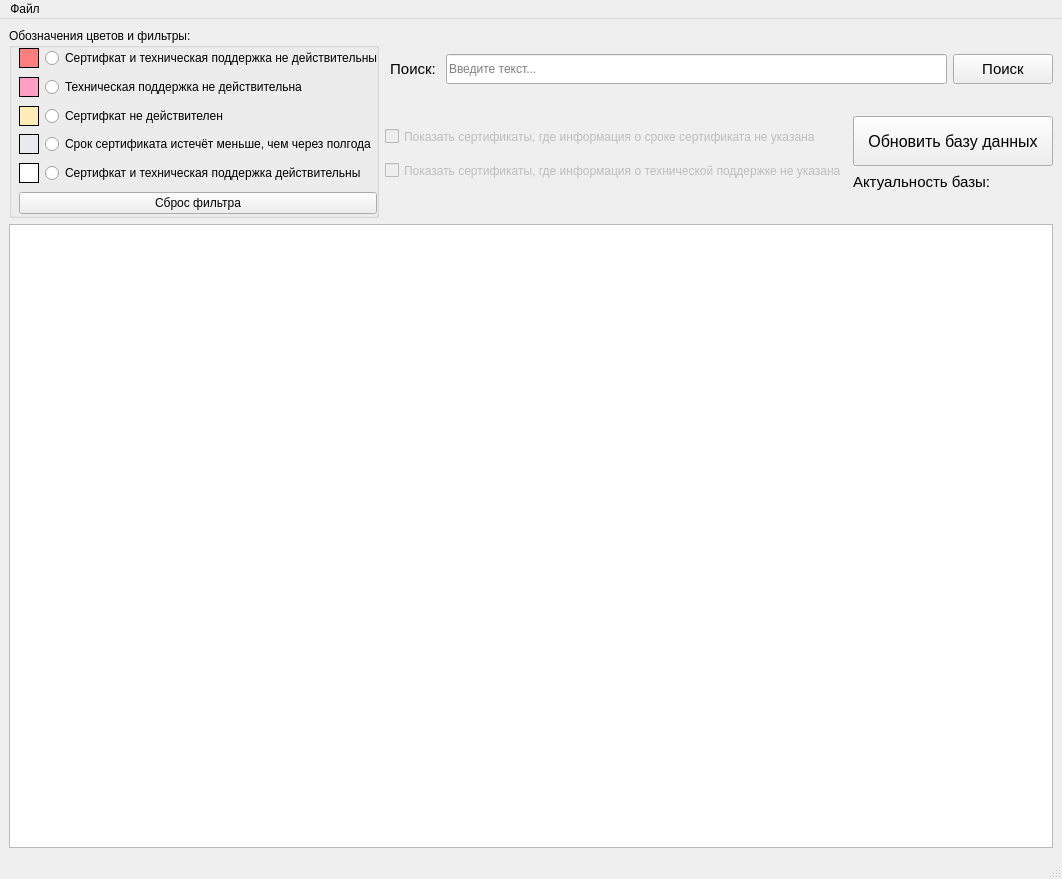
Above: AppCertificates/tableview.ui from Kyraas/work before the change. Below: the same form after it.
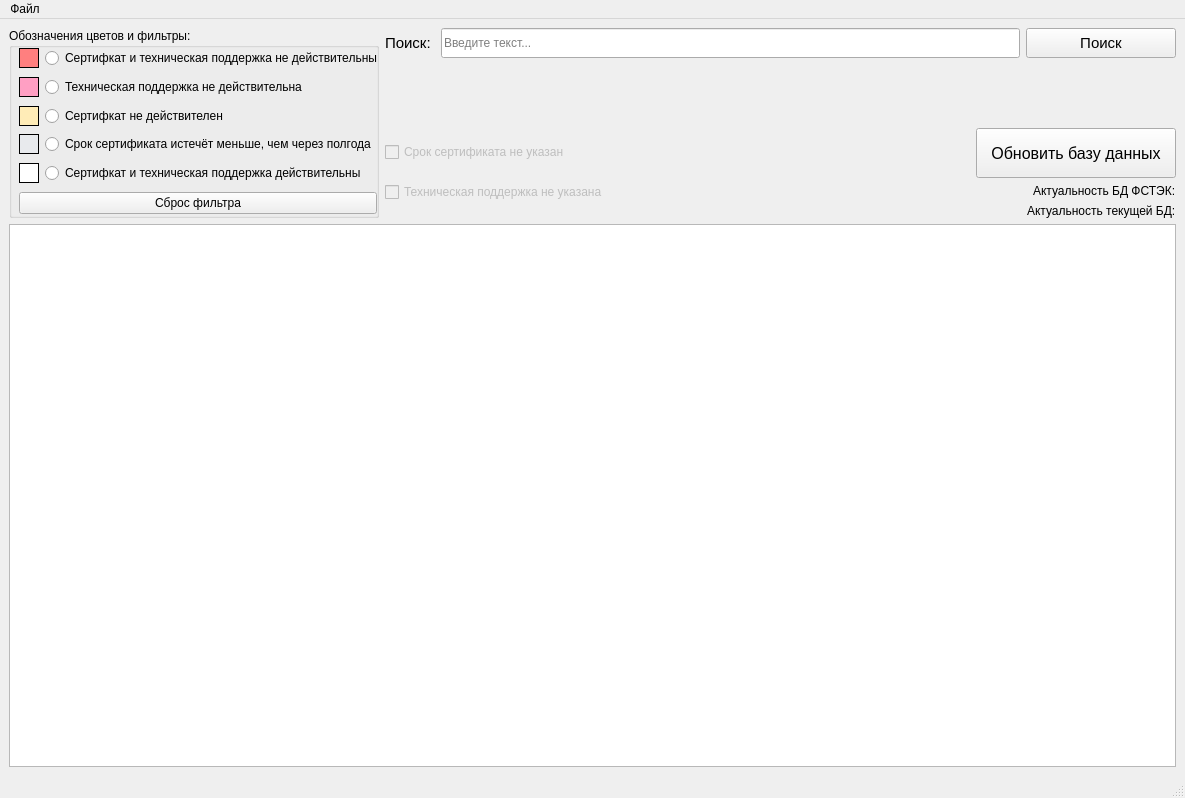
That is the form after the change.

Commit message: added actual date

Diff of the .ui file:
```diff
--- a/AppCertificates/tableview.ui
+++ b/AppCertificates/tableview.ui
@@ -6,8 +6,8 @@
    <rect>
     <x>0</x>
     <y>0</y>
-    <width>1062</width>
-    <height>879</height>
+    <width>1185</width>
+    <height>798</height>
    </rect>
   </property>
   <property name="windowTitle">
@@ -15,7 +15,161 @@
   </property>
   <widget class="QWidget" name="centralwidget">
    <layout class="QGridLayout" name="gridLayout">
-    <item row="0" column="0">
+    <item row="2" column="0" colspan="3">
+     <widget class="QTableView" name="tableView">
+      <property name="minimumSize">
+       <size>
+        <width>0</width>
+        <height>0</height>
+       </size>
+      </property>
+      <property name="lineWidth">
+       <number>3</number>
+      </property>
+      <property name="sizeAdjustPolicy">
+       <enum>QAbstractScrollArea::AdjustToContents</enum>
+      </property>
+      <property name="editTriggers">
+       <set>QAbstractItemView::NoEditTriggers</set>
+      </property>
+      <property name="selectionBehavior">
+       <enum>QAbstractItemView::SelectRows</enum>
+      </property>
+     </widget>
+    </item>
+    <item row="1" column="1">
+     <layout class="QVBoxLayout" name="verticalLayout">
+      <item>
+       <widget class="QCheckBox" name="checkBox_date">
+        <property name="enabled">
+         <bool>false</bool>
+        </property>
+        <property name="minimumSize">
+         <size>
+          <width>0</width>
+          <height>0</height>
+         </size>
+        </property>
+        <property name="maximumSize">
+         <size>
+          <width>300</width>
+          <height>16777215</height>
+         </size>
+        </property>
+        <property name="toolTip">
+         <string>Флаги, применительные только к действительным сертификатам</string>
+        </property>
+        <property name="text">
+         <string>Срок сертификата не указан</string>
+        </property>
+       </widget>
+      </item>
+      <item>
+       <widget class="QCheckBox" name="checkBox_sup">
+        <property name="enabled">
+         <bool>false</bool>
+        </property>
+        <property name="minimumSize">
+         <size>
+          <width>0</width>
+          <height>0</height>
+         </size>
+        </property>
+        <property name="maximumSize">
+         <size>
+          <width>16777215</width>
+          <height>16777215</height>
+         </size>
+        </property>
+        <property name="toolTip">
+         <string>Флаги, применительные только к действительным сертификатам</string>
+        </property>
+        <property name="text">
+         <string>Техническая поддержка не указана</string>
+        </property>
+       </widget>
+      </item>
+     </layout>
+    </item>
+    <item row="0" column="1" colspan="2">
+     <layout class="QHBoxLayout" name="horizontalLayout">
+      <item alignment="Qt::AlignTop">
+       <widget class="QLabel" name="label">
+        <property name="minimumSize">
+         <size>
+          <width>0</width>
+          <height>30</height>
+         </size>
+        </property>
+        <property name="maximumSize">
+         <size>
+          <width>50</width>
+          <height>16777215</height>
+         </size>
+        </property>
+        <property name="lineWidth">
+         <number>5</number>
+        </property>
+        <property name="text">
+         <string>&lt;html&gt;&lt;head/&gt;&lt;body&gt;&lt;p&gt;&lt;span style=&quot; font-size:11pt;&quot;&gt;Поиск: &lt;/span&gt;&lt;/p&gt;&lt;/body&gt;&lt;/html&gt;</string>
+        </property>
+       </widget>
+      </item>
+      <item alignment="Qt::AlignTop">
+       <widget class="QLineEdit" name="searchBar">
+        <property name="minimumSize">
+         <size>
+          <width>0</width>
+          <height>30</height>
+         </size>
+        </property>
+        <property name="maximumSize">
+         <size>
+          <width>16777215</width>
+          <height>30</height>
+         </size>
+        </property>
+        <property name="toolTip">
+         <string>&lt;html&gt;&lt;head/&gt;&lt;body&gt;&lt;p&gt;Поле для ввода искомой информации&lt;/p&gt;&lt;/body&gt;&lt;/html&gt;</string>
+        </property>
+        <property name="text">
+         <string/>
+        </property>
+        <property name="placeholderText">
+         <string>Введите текст...</string>
+        </property>
+        <property name="clearButtonEnabled">
+         <bool>true</bool>
+        </property>
+       </widget>
+      </item>
+      <item alignment="Qt::AlignTop">
+       <widget class="QPushButton" name="searchButton">
+        <property name="minimumSize">
+         <size>
+          <width>150</width>
+          <height>30</height>
+         </size>
+        </property>
+        <property name="maximumSize">
+         <size>
+          <width>16777215</width>
+          <height>16777215</height>
+         </size>
+        </property>
+        <property name="font">
+         <font>
+          <pointsize>11</pointsize>
+         </font>
+        </property>
+        <property name="text">
+         <string>Поиск</string>
+        </property>
+       </widget>
+      </item>
+     </layout>
+    </item>
+    <item row="0" column="0" rowspan="2">
      <widget class="QGroupBox" name="groupBox">
       <property name="minimumSize">
        <size>
@@ -23,6 +177,12 @@
         <height>190</height>
        </size>
       </property>
+      <property name="maximumSize">
+       <size>
+        <width>370</width>
+        <height>16777215</height>
+       </size>
+      </property>
       <property name="title">
        <string>Обозначения цветов и фильтры:</string>
       </property>
@@ -260,206 +420,61 @@
       </widget>
      </widget>
     </item>
-    <item row="0" column="1">
-     <layout class="QVBoxLayout" name="verticalLayout">
-      <item>
-       <layout class="QHBoxLayout" name="horizontalLayout">
-        <property name="sizeConstraint">
-         <enum>QLayout::SetDefaultConstraint</enum>
+    <item row="1" column="2">
+     <layout class="QVBoxLayout" name="verticalLayout_2">
+      <item alignment="Qt::AlignRight">
+       <widget class="QPushButton" name="refreshButton">
+        <property name="minimumSize">
+         <size>
+          <width>200</width>
+          <height>50</height>
+         </size>
         </property>
-        <item>
-         <widget class="QLabel" name="label">
-          <property name="minimumSize">
-           <size>
-            <width>55</width>
-            <height>30</height>
-           </size>
-          </property>
-          <property name="lineWidth">
-           <number>5</number>
-          </property>
-          <property name="text">
-           <string>&lt;html&gt;&lt;head/&gt;&lt;body&gt;&lt;p align=&quot;right&quot;&gt;&lt;span style=&quot; font-size:11pt;&quot;&gt;Поиск: &lt;/span&gt;&lt;/p&gt;&lt;/body&gt;&lt;/html&gt;</string>
-          </property>
-         </widget>
-        </item>
-        <item>
-         <widget class="QLineEdit" name="searchBar">
-          <property name="minimumSize">
-           <size>
-            <width>0</width>
-            <height>30</height>
-           </size>
-          </property>
-          <property name="toolTip">
-           <string>&lt;html&gt;&lt;head/&gt;&lt;body&gt;&lt;p&gt;Поле для ввода искомой информации&lt;/p&gt;&lt;/body&gt;&lt;/html&gt;</string>
-          </property>
-          <property name="text">
-           <string/>
-          </property>
-          <property name="placeholderText">
-           <string>Введите текст...</string>
-          </property>
-          <property name="clearButtonEnabled">
-           <bool>true</bool>
-          </property>
-         </widget>
-        </item>
-        <item>
-         <widget class="QPushButton" name="searchButton">
-          <property name="minimumSize">
-           <size>
-            <width>100</width>
-            <height>30</height>
-           </size>
-          </property>
-          <property name="font">
-           <font>
-            <pointsize>11</pointsize>
-           </font>
-          </property>
-          <property name="text">
-           <string>Поиск</string>
-          </property>
-         </widget>
-        </item>
-       </layout>
+        <property name="maximumSize">
+         <size>
+          <width>450</width>
+          <height>16777215</height>
+         </size>
+        </property>
+        <property name="font">
+         <font>
+          <pointsize>12</pointsize>
+         </font>
+        </property>
+        <property name="toolTip">
+         <string>Требуется интернет-соединение</string>
+        </property>
+        <property name="text">
+         <string>Обновить базу данных</string>
+        </property>
+       </widget>
       </item>
-      <item>
-       <layout class="QHBoxLayout" name="horizontalLayout_2">
-        <item>
-         <layout class="QGridLayout" name="gridLayout_2">
-          <item row="0" column="0">
-           <widget class="QCheckBox" name="checkBox_date">
-            <property name="enabled">
-             <bool>false</bool>
-            </property>
-            <property name="minimumSize">
-             <size>
-              <width>426</width>
-              <height>15</height>
-             </size>
-            </property>
-            <property name="maximumSize">
-             <size>
-              <width>16777215</width>
-              <height>15</height>
-             </size>
-            </property>
-            <property name="toolTip">
-             <string>Флаги, применительные только к действительным сертификатам</string>
-            </property>
-            <property name="text">
-             <string>Показать сертификаты, где информация о сроке сертификата не указана</string>
-            </property>
-           </widget>
-          </item>
-          <item row="1" column="0">
-           <widget class="QCheckBox" name="checkBox_sup">
-            <property name="enabled">
-             <bool>false</bool>
-            </property>
-            <property name="minimumSize">
-             <size>
-              <width>454</width>
-              <height>15</height>
-             </size>
-            </property>
-            <property name="maximumSize">
-             <size>
-              <width>16777215</width>
-              <height>15</height>
-             </size>
-            </property>
-            <property name="toolTip">
-             <string>Флаги, применительные только к действительным сертификатам</string>
-            </property>
-            <property name="text">
-             <string>Показать сертификаты, где информация о технической поддержке не указана</string>
-            </property>
-           </widget>
-          </item>
-         </layout>
-        </item>
-        <item>
-         <layout class="QGridLayout" name="gridLayout_3">
-          <item row="0" column="0">
-           <widget class="QPushButton" name="refreshButton">
-            <property name="minimumSize">
-             <size>
-              <width>200</width>
-              <height>50</height>
-             </size>
-            </property>
-            <property name="maximumSize">
-             <size>
-              <width>200</width>
-              <height>50</height>
-             </size>
-            </property>
-            <property name="font">
-             <font>
-              <pointsize>12</pointsize>
-             </font>
-            </property>
-            <property name="toolTip">
-             <string>Требуется интернет-соединение</string>
-            </property>
-            <property name="text">
-             <string>Обновить базу данных</string>
-            </property>
-           </widget>
-          </item>
-          <item row="1" column="0">
-           <widget class="QLabel" name="last_update_date">
-            <property name="minimumSize">
-             <size>
-              <width>0</width>
-              <height>0</height>
-             </size>
-            </property>
-            <property name="maximumSize">
-             <size>
-              <width>16777215</width>
-              <height>20</height>
-             </size>
-            </property>
-            <property name="toolTip">
-             <string>Последнее обновление таблицы</string>
-            </property>
-            <property name="text">
-             <string>&lt;html&gt;&lt;head/&gt;&lt;body&gt;&lt;p&gt;&lt;span style=&quot; font-size:11pt;&quot;&gt;Актуальность базы:&lt;/span&gt;&lt;/p&gt;&lt;/body&gt;&lt;/html&gt;</string>
-            </property>
-           </widget>
-          </item>
-         </layout>
-        </item>
-       </layout>
+      <item alignment="Qt::AlignRight">
+       <widget class="QLabel" name="actual_date">
+        <property name="font">
+         <font>
+          <pointsize>9</pointsize>
+         </font>
+        </property>
+        <property name="text">
+         <string>Актуальность БД ФСТЭК:</string>
+        </property>
+       </widget>
+      </item>
+      <item alignment="Qt::AlignRight">
+       <widget class="QLabel" name="last_update_date">
+        <property name="font">
+         <font>
+          <pointsize>9</pointsize>
+         </font>
+        </property>
+        <property name="text">
+         <string>Актуальность текущей БД:</string>
+        </property>
+       </widget>
       </item>
      </layout>
     </item>
-    <item row="1" column="0" colspan="2">
-     <widget class="QTableView" name="tableView">
-      <property name="minimumSize">
-       <size>
-        <width>0</width>
-        <height>0</height>
-       </size>
-      </property>
-      <property name="lineWidth">
-       <number>3</number>
-      </property>
-      <property name="sizeAdjustPolicy">
-       <enum>QAbstractScrollArea::AdjustToContents</enum>
-      </property>
-      <property name="editTriggers">
-       <set>QAbstractItemView::NoEditTriggers</set>
-      </property>
-      <property name="selectionBehavior">
-       <enum>QAbstractItemView::SelectRows</enum>
-      </property>
-     </widget>
-    </item>
    </layout>
   </widget>
   <widget class="QMenuBar" name="menubar">
@@ -467,7 +482,7 @@
     <rect>
      <x>0</x>
      <y>0</y>
-     <width>1062</width>
+     <width>1185</width>
      <height>22</height>
     </rect>
    </property>
```
The commit also changes 6 other files.
